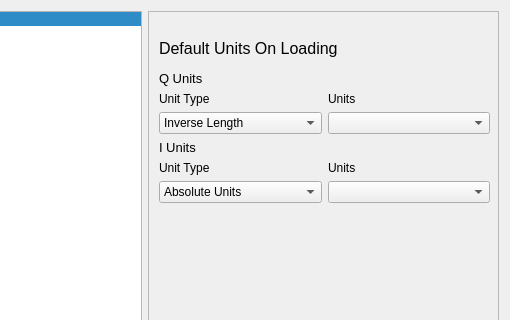
SasView/sasview, file src/sas/qtgui/Utilities/UI/PreferencesUI.ui: the form before one commit; both pictures show x 221 to 731 and y 0 to 320 of the 731 by 463 pixel window.
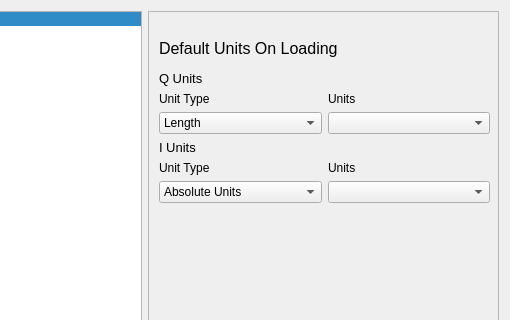
The form after the commit. The open tabs and pages were chosen to show the change. Icons and pictures are not drawn.

Commit message: Populate combo boxes for plotting and data loading widgets and create placeholder methods for when each combo box changes

What changed in the file:
```diff
--- a/src/sas/qtgui/Utilities/UI/PreferencesUI.ui
+++ b/src/sas/qtgui/Utilities/UI/PreferencesUI.ui
@@ -286,12 +286,7 @@
                </widget>
               </item>
               <item row="2" column="0">
-               <widget class="QComboBox" name="cbLoadQInvLength">
-                <item>
-                 <property name="text">
-                  <string>Inverse Length</string>
-                 </property>
-                </item>
+               <widget class="QComboBox" name="cbLoadQUnitType">
                 <item>
                  <property name="text">
                   <string>Length</string>
```
Left out of the diff: 11 changed lines with no effect on the pictures. The commit also changes 2 other files.
